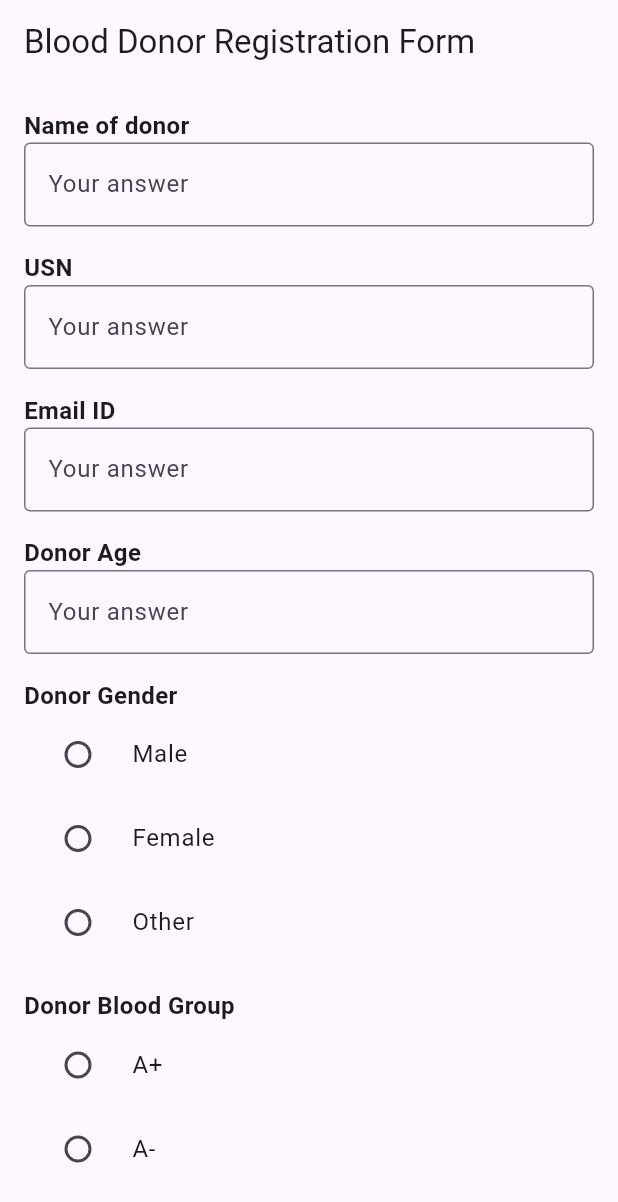
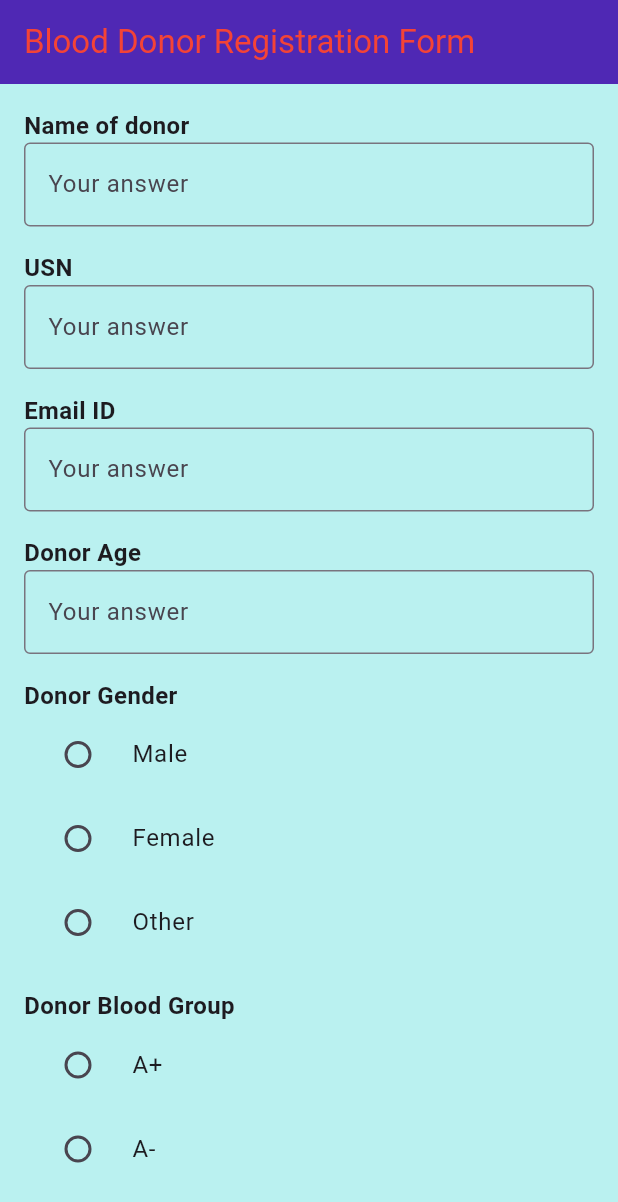
Before and after one commit to SagarBangari/Blood_Donor_Registration, a Flutter app: the screen it shows after launch, on a phone screen of 412 x 824 dp. Shown: the top 1202 px of the screen. Run offline on Flutter 3.47's test engine with Material 3 defaults, Android fonts, the phone set to English and light mode, and no system bars; our stand-ins replace image_picker.

Commit message:
Update main.dart

```diff
--- a/lib/main.dart
+++ b/lib/main.dart
@@ -18,6 +18,7 @@ class BloodDonorRegistrationApp extends StatelessWidget {
         primarySwatch: Colors.red,
       ),
       color: Colors.red,
+
       home: BloodDonorRegistrationForm(),
     );
   }
@@ -133,9 +134,13 @@ class _BloodDonorRegistrationFormState extends State<BloodDonorRegistrationForm>
   Widget build(BuildContext context) {
     return Scaffold(
       appBar: AppBar(
-        title: Text('Blood Donor Registration Form'),
+        title: Text('Blood Donor Registration Form',style: TextStyle(color: Colors.red),),
+         backgroundColor:Color.fromARGB(255, 79, 40, 180),
       ),
-      body: Padding(
+       body: Container(
+        color: Color.fromARGB(255, 186, 241, 240),
+        child:Padding(
+
         padding: EdgeInsets.all(16.0),
         child: Form(
           key: _formKey,
@@ -202,7 +207,7 @@ class _BloodDonorRegistrationFormState extends State<BloodDonorRegistrationForm>
                       onPressed: ()=>{},
                       child: Text('Submit', style: TextStyle(color: Colors.white)),
                       style: ElevatedButton.styleFrom(
-                        backgroundColor: Color.fromARGB(255, 179, 39, 7),
+                        backgroundColor: Color.fromARGB(255, 255, 50, 50),
                         padding: EdgeInsets.symmetric(horizontal: 10, vertical: 10),
                         textStyle: TextStyle(fontSize: 16),
                       ),
@@ -211,6 +216,7 @@ class _BloodDonorRegistrationFormState extends State<BloodDonorRegistrationForm>
           ),
         ),
       ),
+    )
     );
   }
 }
```
